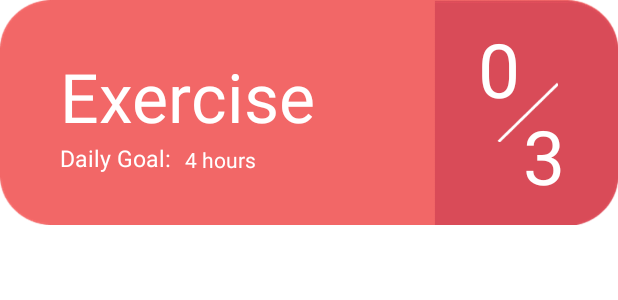
After one commit to nappalion/ProducTIV, an Android app: the layout item_goal.xml on its own in the app's theme, with its tools: preview values and no code run, on a phone screen of 412 x 824 dp. The commit adds this screen. Shown: the top 300 px of the screen. Run offline under Robolectric (Android 15) with nearby library versions, the light colour scheme and no system bars; Roboto replaces fonts that are not available here.

Commit message:
Add goal item layout for RV

```diff
--- a/app/src/main/java/com/example/productiv/adapters/GoalsAdapter.java
+++ b/app/src/main/java/com/example/productiv/adapters/GoalsAdapter.java
@@ -1,4 +1,8 @@
 package com.example.productiv.adapters;
 
-public class GoalsAdapter {
+import androidx.recyclerview.widget.RecyclerView;
+
+public class GoalsAdapter extends RecyclerView {
+
+
 }
--- /dev/null
+++ b/app/src/main/res/layout/item_goal.xml
@@ -0,0 +1,80 @@
+<?xml version="1.0" encoding="utf-8"?>
+<RelativeLayout xmlns:android="http://schemas.android.com/apk/res/android"
+    android:layout_width="match_parent"
+    android:layout_height="150sp"
+    xmlns:tools="http://schemas.android.com/tools"
+    tools:background="@drawable/default_goal">
+
+    <RelativeLayout
+        android:layout_width="wrap_content"
+        android:layout_height="wrap_content"
+        android:layout_centerVertical="true"
+        android:layout_marginLeft="40sp">
+
+        <TextView
+            android:id="@+id/tvGoal"
+            android:layout_width="wrap_content"
+            android:layout_height="wrap_content"
+            android:textColor="@color/white"
+            android:textSize="45sp"
+            tools:text="Exercise" />
+
+        <TextView
+            android:id="@+id/tvDGHeading"
+            android:layout_width="wrap_content"
+            android:layout_height="wrap_content"
+            android:layout_below="@id/tvGoal"
+            android:text="Daily Goal: "
+            android:textColor="@color/white"
+            android:textSize="15sp" />
+
+        <TextView
+            android:layout_width="wrap_content"
+            android:layout_height="wrap_content"
+            android:layout_alignBottom="@id/tvDGHeading"
+            android:layout_marginLeft="5sp"
+            android:layout_toRightOf="@+id/tvDGHeading"
+            android:textColor="@color/white"
+            tools:text="4 hours" />
+
+    </RelativeLayout>
+
+    <RelativeLayout
+        android:layout_width="wrap_content"
+        android:layout_height="wrap_content"
+        android:layout_alignParentRight="true"
+        android:layout_centerVertical="true"
+        android:layout_marginRight="35sp">
+
+        <TextView
+            android:id="@+id/tvCurrentTime"
+            android:layout_width="wrap_content"
+            android:layout_height="wrap_content"
+            android:paddingBottom="15sp"
+            android:paddingRight="30sp"
+            android:textColor="@color/white"
+            android:textSize="50sp"
+            tools:text="0" />
+
+        <ImageView
+            android:id="@+id/ivFraction"
+            android:layout_width="50sp"
+            android:layout_height="40sp"
+            android:src="@drawable/fraction_icon"
+            android:layout_alignBottom="@id/tvCurrentTime"
+            android:layout_alignRight="@id/tvCurrentTime"/>
+
+        <TextView
+            android:id="@+id/tvGoalTime"
+            android:layout_width="wrap_content"
+            android:layout_height="wrap_content"
+            android:textColor="@color/white"
+            android:layout_alignTop="@id/ivFraction"
+            android:paddingLeft="30sp"
+            android:paddingTop="15sp"
+            android:textSize="50sp"
+            tools:text="3"/>
+
+    </RelativeLayout>
+
+</RelativeLayout>
```
Also changed, not shown: app/src/main/java/com/example/productiv/fragments/GoalsFragment.java (+0 -36 lines), app/src/main/res/layout/fragment_goals.xml (+15 -5 lines), app/src/main/res/drawable/default_goal.png (added), app/src/main/res/drawable/fraction_icon.png (added).
